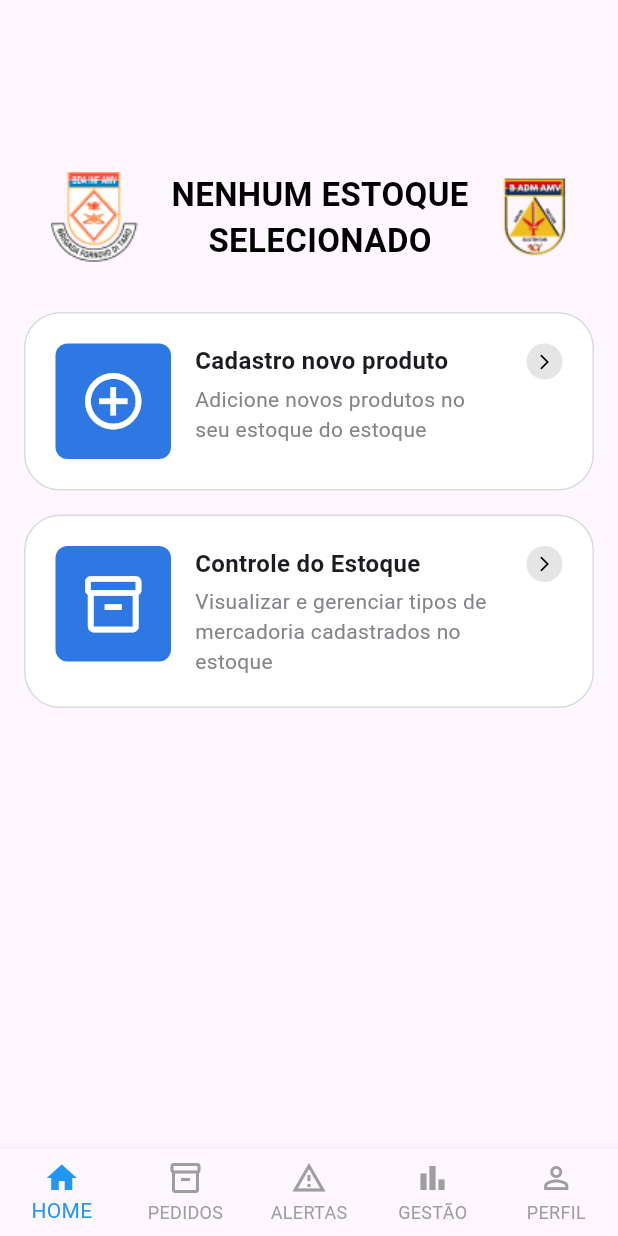
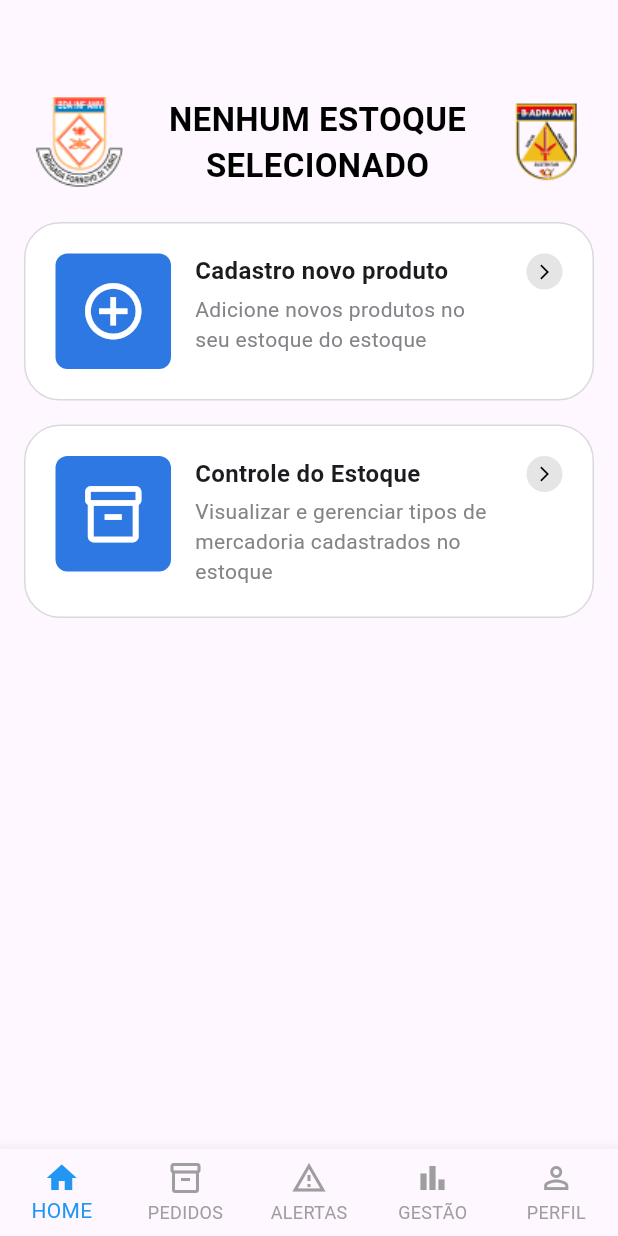
Before and after one commit to Sync-FATEC/API-5-FRONT, a Flutter app: the HomeScreen screen opened by its route, on a phone screen of 412 x 824 dp. Run offline on Flutter 3.47's test engine with Material 3 defaults, Android fonts, the phone set to English and light mode, and no system bars; our stand-ins replace firebase_auth, firebase_core, flutter_dotenv, printing, qr_flutter, screenshot and 1 more; missing offline and left inert: image_gallery_saver_plus, mobile_scanner; accounts and stored records are empty.

Commit message:
style: melhorias no UX

```diff
--- a/src/lib/ui/views/home/home_screen.dart
+++ b/src/lib/ui/views/home/home_screen.dart
@@ -23,17 +23,21 @@ class HomeScreen extends StatelessWidget {
               final selectedStock = stockProvider.selectedStock;
 
               if (selectedStock == null) {
-                return const HeaderIcon(title: 'NENHUM ESTOQUE SELECIONADO');
+                return const HeaderIcon(
+                  title: 'NENHUM ESTOQUE SELECIONADO',
+                  sizeHeader: 180,
+                );
               }
 
               return HeaderIcon(
                 title: selectedStock.name.toUpperCase(),
                 subtitle: selectedStock.location,
+                sizeHeader: 180,
               );
             },
           ),
           Padding(
-            padding: const EdgeInsets.only(top: 200.0),
+            padding: const EdgeInsets.only(top: 140.0),
             child: Consumer2<UserProvider, StockProvider>(
               builder: (context, userProvider, stockProvider, child) {
                 final user = userProvider.apiUserData;
--- a/src/lib/ui/views/orders/orders_screen.dart
+++ b/src/lib/ui/views/orders/orders_screen.dart
@@ -32,7 +32,7 @@ class OrdersScreen extends StatelessWidget {
             },
           ),
           Padding(
-            padding: const EdgeInsets.only(top: 200.0),
+            padding: const EdgeInsets.only(top: 140.0),
             child: Consumer2<UserProvider, StockProvider>(
               builder: (context, userProvider, stockProvider, child) {
                 final user = userProvider.apiUserData;
--- a/src/lib/ui/widgets/custom_modal.dart
+++ b/src/lib/ui/widgets/custom_modal.dart
@@ -100,8 +100,10 @@ class CustomModal extends StatelessWidget {
               ],
             ),
             const SizedBox(height: 20),
-            // Conteúdo do modal
-            Expanded(child: SingleChildScrollView(child: child)),
+            // Conteúdo do modal - adaptável ao tamanho do conteúdo
+            height != null
+              ? Expanded(child: SingleChildScrollView(child: child))
+              : Flexible(child: SingleChildScrollView(child: child)),
           ],
         ),
       ),
--- a/src/lib/ui/widgets/header_icon.dart
+++ b/src/lib/ui/widgets/header_icon.dart
@@ -17,16 +17,16 @@ class HeaderIcon extends StatelessWidget {
         height: sizeHeader?.toDouble() ?? 300,
         width: double.infinity,
         child: Padding(
-          padding: const EdgeInsets.only(top: 60.0, left: 20.0, right: 20.0),
+          padding: const EdgeInsets.only(top: 40.0, left: 20.0, right: 20.0),
           child: Column(
             crossAxisAlignment: CrossAxisAlignment.center,
             children: [
-              const SizedBox(height: 40),
+              const SizedBox(height: 20),
               // Layout similar ao login_form.dart com imagens nas laterais
               Row(
                 mainAxisAlignment: MainAxisAlignment.spaceAround,
                 children: [
-                  Image.asset('assets/LOGO1.png', height: 90),
+                  Image.asset('assets/LOGO1.png', height: 70),
                   Expanded(
                     child: Column(
                       children: [
@@ -45,7 +45,7 @@ class HeaderIcon extends StatelessWidget {
                             subtitle!,
                             textAlign: TextAlign.center,
                             style: const TextStyle(
-                              color: AppColors.white,
+                              color: AppColors.black,
                               fontSize: 16,
                               fontWeight: FontWeight.w500,
                             ),
@@ -53,7 +53,7 @@ class HeaderIcon extends StatelessWidget {
                       ],
                     ),
                   ),
-                  Image.asset('assets/LOGO2.png', height: 90),
+                  Image.asset('assets/LOGO2.png', height: 70),
                 ],
               ),
             ],
```
Also changed, not shown: src/lib/ui/views/users/users_screen.dart (+2 -19 lines).
